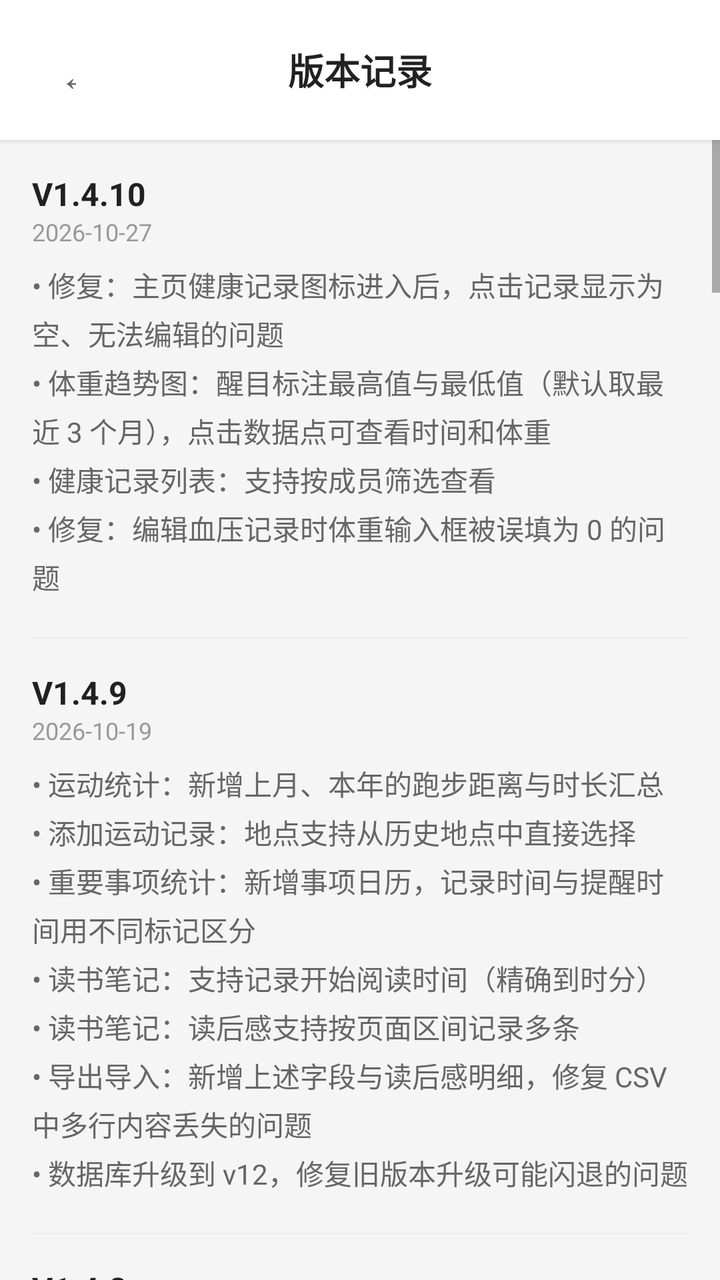
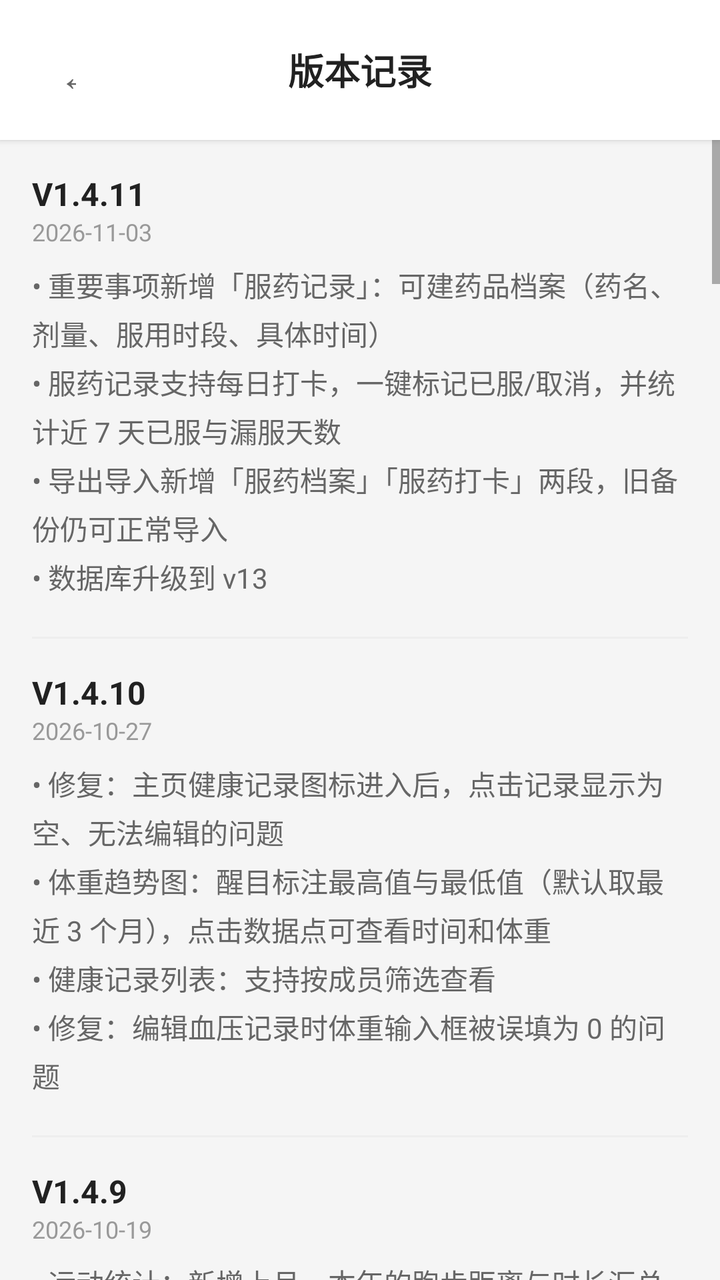

Screens rendered from an Android XML layout before and after an edit, with the pre-edit source and the edit as a unified diff.
<!-- AndroidManifest.xml: application theme Theme.HealthRecorder -->
<!-- res/layout/activity_version_history.xml -->
<?xml version="1.0" encoding="utf-8"?>
<LinearLayout xmlns:android="http://schemas.android.com/apk/res/android"
    android:layout_width="match_parent"
    android:layout_height="match_parent"
    android:orientation="vertical"
    android:background="#F5F5F5">

    
    <LinearLayout
        android:layout_width="match_parent"
        android:layout_height="wrap_content"
        android:orientation="horizontal"
        android:paddingHorizontal="12dp"
        android:paddingVertical="14dp"
        android:background="#FFFFFF"
        android:elevation="2dp"
        android:gravity="center_vertical">
        <Button
            android:id="@+id/btnBack"
            android:layout_width="42dp"
            android:layout_height="42dp"
            android:background="@android:color/transparent"
            android:text="←"
            android:textSize="20sp"
            android:textColor="#666666"/>
        <TextView
            android:layout_width="0dp"
            android:layout_height="wrap_content"
            android:layout_weight="1"
            android:text="版本记录"
            android:textSize="18sp"
            android:textColor="#212121"
            android:textStyle="bold"
            android:gravity="center"/>
        <View
            android:layout_width="42dp"
            android:layout_height="42dp"/>
    </LinearLayout>

    <ScrollView
        android:layout_width="match_parent"
        android:layout_height="match_parent">
        <LinearLayout
            android:layout_width="match_parent"
            android:layout_height="wrap_content"
            android:orientation="vertical"
            android:padding="16dp">

            <TextView
                android:layout_width="wrap_content"
                android:layout_height="wrap_content"
                android:text="V1.4.10"
                android:textSize="16sp"
                android:textColor="#212121"
                android:textStyle="bold"/>
            <TextView
                android:layout_width="wrap_content"
                android:layout_height="wrap_content"
                android:text="2026-10-27"
                android:textSize="12sp"
                android:textColor="#999999"
                android:layout_marginBottom="8dp"/>
            <TextView
                android:layout_width="wrap_content"
                android:layout_height="wrap_content"
                android:text="• 修复：主页健康记录图标进入后，点击记录显示为空、无法编辑的问题\n• 体重趋势图：醒目标注最高值与最低值（默认取最近 3 个月），点击数据点可查看时间和体重\n• 健康记录列表：支持按成员筛选查看\n• 修复：编辑血压记录时体重输入框被误填为 0 的问题"
                android:textSize="14sp"
                android:textColor="#666666"
                android:lineSpacingExtra="4dp"
                android:layout_marginBottom="20dp"/>

            <View
                android:layout_width="match_parent"
                android:layout_height="1dp"
                android:background="#EEEEEE"
                android:layout_marginBottom="16dp"/>

            <TextView
                android:layout_width="wrap_content"
                android:layout_height="wrap_content"
                android:text="V1.4.9"
                android:textSize="16sp"
                android:textColor="#212121"
                android:textStyle="bold"/>
            <TextView
                android:layout_width="wrap_content"
                android:layout_height="wrap_content"
                android:text="2026-10-19"
                android:textSize="12sp"
                android:textColor="#999999"
                android:layout_marginBottom="8dp"/>
            <TextView
                android:layout_width="wrap_content"
                android:layout_height="wrap_content"
                android:text="• 运动统计：新增上月、本年的跑步距离与时长汇总\n• 添加运动记录：地点支持从历史地点中直接选择\n• 重要事项统计：新增事项日历，记录时间与提醒时间用不同标记区分\n• 读书笔记：支持记录开始阅读时间（精确到时分）\n• 读书笔记：读后感支持按页面区间记录多条\n• 导出导入：新增上述字段与读后感明细，修复 CSV 中多行内容丢失的问题\n• 数据库升级到 v12，修复旧版本升级可能闪退的问题"
                android:textSize="14sp"
                android:textColor="#666666"
                android:lineSpacingExtra="4dp"
                android:layout_marginBottom="20dp"/>

            <View
                android:layout_width="match_parent"
                android:layout_height="1dp"
                android:background="#EEEEEE"
                android:layout_marginBottom="16dp"/>

            <TextView
                android:layout_width="wrap_content"
                android:layout_height="wrap_content"
                android:text="V1.4.8"
                android:textSize="16sp"
                android:textColor="#212121"
                android:textStyle="bold"/>
            <TextView
                android:layout_width="wrap_content"
                android:layout_height="wrap_content"
                android:text="2026-09-11"
                android:textSize="12sp"
                android:textColor="#999999"
                android:layout_marginBottom="8dp"/>
            <TextView
                android:layout_width="wrap_content"
                android:layout_height="wrap_content"
                android:text="• 运动统计：移除本周徒步，新增本月跑步总里程与时长汇总\n• 主页趋势图：支持双指缩放高密度数据，点击数据点显示详情\n• 主页日历：点击日期可查看该日所有类型记录详情\n• 日详情页整合健康/运动/刷牙/呼吸/事项/猫咪/读书共7类数据"
                android:textSize="14sp"
                android:textColor="#666666"
                android:lineSpacingExtra="4dp"
                android:layout_marginBottom="20dp"/>

            <View
                android:layout_width="match_parent"
                android:layout_height="1dp"
                android:background="#EEEEEE"
                android:layout_marginBottom="16dp"/>

            <TextView
                android:layout_width="wrap_content"
                android:layout_height="wrap_content"
                android:text="V1.4.7"
                android:textSize="16sp"
                android:textColor="#212121"
                android:textStyle="bold"/>
            <TextView
                android:layout_width="wrap_content"
                android:layout_height="wrap_content"
                android:text="2026-08-04"
                android:textSize="12sp"
                android:textColor="#999999"
                android:layout_marginBottom="8dp"/>
            <TextView
                android:layout_width="wrap_content"
                android:layout_height="wrap_content"
                android:text="• 主页按钮「👥」→「💪 健康记录」，跳转历史健康记录列表\n• 数据管理新增成员管理入口\n• 呼吸打卡右上角菜单改为「📊 统计」\n• 运动/猫咪/刷牙列表页布局修复，解决闪退问题"
                android:textSize="14sp"
                android:textColor="#666666"
                android:lineSpacingExtra="4dp"
                android:layout_marginBottom="20dp"/>

            <View
                android:layout_width="match_parent"
                android:layout_height="1dp"
                android:background="#EEEEEE"
                android:layout_marginBottom="16dp"/>

            <TextView
                android:layout_width="wrap_content"
                android:layout_height="wrap_content"
                android:text="V1.4.6"
                android:textSize="16sp"
                android:textColor="#212121"
                android:textStyle="bold"/>
            <TextView
                android:layout_width="wrap_content"
                android:layout_height="wrap_content"
                android:text="2026-08-03"
                android:textSize="12sp"
                android:textColor="#999999"
                android:layout_marginBottom="8dp"/>
            <TextView
                android:layout_width="wrap_content"
                android:layout_height="wrap_content"
                android:text="• 读书笔记：读完时归档页数和读后感绑定保存，状态切换时自动固化\n• 读书笔记已读卡片显示「读完于第 X 页」及归档读后感\n• 读书笔记新增 📊 数据统计入口（总/在读/已读/想读、均分、总页数）\n• 数据管理新增数据重置功能（双重确认）\n• 数据库升级至 v11"
                android:textSize="14sp"
                android:textColor="#666666"
                android:lineSpacingExtra="4dp"
                android:layout_marginBottom="20dp"/>

            <View
                android:layout_width="match_parent"
                android:layout_height="1dp"
                android:background="#EEEEEE"
                android:layout_marginBottom="16dp"/>

            <TextView
                android:layout_width="wrap_content"
                android:layout_height="wrap_content"
                android:text="V1.4.5"
                android:textSize="16sp"
                android:textColor="#212121"
                android:textStyle="bold"/>
            <TextView
                android:layout_width="wrap_content"
                android:layout_height="wrap_content"
                android:text="2026-08-03"
                android:textSize="12sp"
                android:textColor="#999999"
                android:layout_marginBottom="8dp"/>
            <TextView
                android:layout_width="wrap_content"
                android:layout_height="wrap_content"
                android:text="• 重要事项支持导入（修复解析逻辑：优先级/状态/重复类型支持中文）\n• 读书笔记支持导入（修复解析逻辑：读书状态支持中文）\n• 重要事项列表页新增 📊 统计入口（总事项数、待办/已完成/已取消分布、优先级/重复类型分布）\n• 主页今日健康记录展示上限调整为 3 条"
                android:textSize="14sp"
                android:textColor="#666666"
                android:lineSpacingExtra="4dp"
                android:layout_marginBottom="20dp"/>

            <View
                android:layout_width="match_parent"
                android:layout_height="1dp"
                android:background="#EEEEEE"
                android:layout_marginBottom="16dp"/>

            <TextView
                android:layout_width="wrap_content"
                android:layout_height="wrap_content"
                android:text="V1.4.4"
                android:textSize="16sp"
                android:textColor="#212121"
                android:textStyle="bold"/>
            <TextView
                android:layout_width="wrap_content"
                android:layout_height="wrap_content"
                android:text="2026-07-31"
                android:textSize="12sp"
                android:textColor="#999999"
                android:layout_marginBottom="8dp"/>
            <TextView
                android:layout_width="wrap_content"
                android:layout_height="wrap_content"
                android:text="• 导出/导入支持呼吸打卡、重要事项、读书笔记、猫粮记录（共9种数据段）\n• 猫菜单优化：移除编辑/删除按钮，新增「统计」按钮一键跳转统计页\n• 主页日历最后一排对齐修复\n• 主页体重趋势图兼容修复（ColorOS设备崩溃修复）"
                android:textSize="14sp"
                android:textColor="#666666"
                android:lineSpacingExtra="4dp"
                android:layout_marginBottom="20dp"/>

            <View
                android:layout_width="match_parent"
                android:layout_height="1dp"
                android:background="#EEEEEE"
                android:layout_marginBottom="16dp"/>

            <TextView
                android:layout_width="wrap_content"
                android:layout_height="wrap_content"
                android:text="V1.4.0"
                android:textSize="16sp"
                android:textColor="#212121"
                android:textStyle="bold"/>
            <TextView
                android:layout_width="wrap_content"
                android:layout_height="wrap_content"
                android:text="2026-07-27"
                android:textSize="12sp"
                android:textColor="#999999"
                android:layout_marginBottom="8dp"/>
            <TextView
                android:layout_width="wrap_content"
                android:layout_height="wrap_content"
                android:text="• 新增呼吸打卡模块（呼吸时长、评分星级、打卡模式）\n• 新增重要事项模块（提醒设置、优先级、重复类型）\n• 新增读书笔记模块（阅读进度、星级评分、读书状态）\n• 主页新增体重+运动量趋势曲线图\n• 主页新增日历视图（有数据日期标记绿色圆点）\n• 架构升级：HealthRepository 单例代理全部 CRUD，数据层统一入口"
                android:textSize="14sp"
                android:textColor="#666666"
                android:lineSpacingExtra="4dp"
                android:layout_marginBottom="20dp"/>

            <View
                android:layout_width="match_parent"
                android:layout_height="1dp"
                android:background="#EEEEEE"
                android:layout_marginBottom="16dp"/>

            <TextView
                android:layout_width="wrap_content"
                android:layout_height="wrap_content"
                android:text="V1.3.2"
                android:textSize="16sp"
                android:textColor="#212121"
                android:textStyle="bold"/>
            <TextView
                android:layout_width="wrap_content"
                android:layout_height="wrap_content"
                android:text="2026-07-24"
                android:textSize="12sp"
                android:textColor="#999999"
                android:layout_marginBottom="8dp"/>
            <TextView
                android:layout_width="wrap_content"
                android:layout_height="wrap_content"
                android:text="• 主页历史记录列表 UI 优化：日期改为相对格式（今天/昨天/MM-dd）+ 时间显示、左侧状态色条（绿色正常/橙色偏高/红色异常）、体重 18sp 加粗主视觉、行高收紧\n• 体重等健康数据显示从 1 位小数提升为 2 位小数"
                android:textSize="14sp"
                android:textColor="#666666"
                android:lineSpacingExtra="4dp"
                android:layout_marginBottom="20dp"/>

            <View
                android:layout_width="match_parent"
                android:layout_height="1dp"
                android:background="#EEEEEE"
                android:layout_marginBottom="16dp"/>

            <TextView
                android:layout_width="wrap_content"
                android:layout_height="wrap_content"
                android:text="V1.3.1"
                android:textSize="16sp"
                android:textColor="#212121"
                android:textStyle="bold"/>
            <TextView
                android:layout_width="wrap_content"
                android:layout_height="wrap_content"
                android:text="2026-07-24"
                android:textSize="12sp"
                android:textColor="#999999"
                android:layout_marginBottom="8dp"/>
            <TextView
                android:layout_width="wrap_content"
                android:layout_height="wrap_content"
                android:text="• 修复运动记录添加时提示「保存失败」的BUG（数据库版本号遗漏导致旧库缺少 location 字段）"
                android:textSize="14sp"
                android:textColor="#666666"
                android:lineSpacingExtra="4dp"
                android:layout_marginBottom="20dp"/>

            <View
                android:layout_width="match_parent"
                android:layout_height="1dp"
                android:background="#EEEEEE"
                android:layout_marginBottom="16dp"/>

            <TextView
                android:layout_width="wrap_content"
                android:layout_height="wrap_content"
                android:text="V1.3"
                android:textSize="16sp"
                android:textColor="#212121"
                android:textStyle="bold"/>
            <TextView
                android:layout_width="wrap_content"
                android:layout_height="wrap_content"
                android:text="2026-07-23"
                android:textSize="12sp"
                android:textColor="#999999"
                android:layout_marginBottom="8dp"/>
            <TextView
                android:layout_width="wrap_content"
                android:layout_height="wrap_content"
                android:text="• 主页顶部按钮统一五等分（猫拉屎 / 猫刷牙 / 运动 / 成员 / 版本），文字不换行
• 主页FAB独立可拖拽，绿色50%透明度，拖动不越界消失
• 刷牙统计改为「本月刷牙次数」和「本年累计刷牙」两个汇总卡
• 运动记录新增「运动地点」字段，支持导出和导入"
                android:textSize="14sp"
                android:textColor="#666666"
                android:lineSpacingExtra="4dp"
                android:layout_marginBottom="20dp"/>

            <View
                android:layout_width="match_parent"
                android:layout_height="1dp"
                android:background="#EEEEEE"
                android:layout_marginBottom="16dp"/>

            <TextView
                android:layout_width="wrap_content"
                android:layout_height="wrap_content"
                android:text="V1.2.4.5"
                android:textSize="16sp"
                android:textColor="#212121"
                android:textStyle="bold"/>
            <TextView
                android:layout_width="wrap_content"
                android:layout_height="wrap_content"
                android:text="2026-07-14"
                android:textSize="12sp"
                android:textColor="#999999"
                android:layout_marginBottom="8dp"/>
            <TextView
                android:layout_width="wrap_content"
                android:layout_height="wrap_content"
                android:text="• 刷牙记录支持点击编辑和删除\n• 运动记录支持点击编辑和删除\n• 猫咪如厕新增如厕意愿（如主动叫唤/被动抱走/甩屎）和如厕过程（进盆就拉/进进出出再拉/进盆再逃走）标签\n• 主界面一级菜单改名为「猫拉屎」和「猫刷牙」"
                android:textSize="14sp"
                android:textColor="#666666"
                android:lineSpacingExtra="4dp"
                android:layout_marginBottom="20dp"/>

            <View
                android:layout_width="match_parent"
                android:layout_height="1dp"
                android:background="#EEEEEE"
                android:layout_marginBottom="16dp"/>
            <TextView
                android:layout_width="wrap_content"
                android:layout_height="wrap_content"
                android:text="V1.2.4.4"
                android:textSize="16sp"
                android:textColor="#212121"
                android:textStyle="bold"/>
            <TextView
                android:layout_width="wrap_content"
                android:layout_height="wrap_content"
                android:text="2026-07-13"
                android:textSize="12sp"
                android:textColor="#999999"
                android:layout_marginBottom="8dp"/>
            <TextView
                android:layout_width="wrap_content"
                android:layout_height="wrap_content"
                android:text="• 猫咪如厕记录支持删除（编辑页带确认对话框）"
                android:textSize="14sp"
                android:textColor="#666666"
                android:lineSpacingExtra="4dp"
                android:layout_marginBottom="20dp"/>

            <View
                android:layout_width="match_parent"
                android:layout_height="1dp"
                android:background="#EEEEEE"
                android:layout_marginBottom="16dp"/>

            <TextView
                android:layout_width="wrap_content"
                android:layout_height="wrap_content"
                android:text="V1.2.4.3"
                android:textSize="16sp"
                android:textColor="#212121"
                android:textStyle="bold"/>
            <TextView
                android:layout_width="wrap_content"
                android:layout_height="wrap_content"
                android:text="2026-07-13"
                android:textSize="12sp"
                android:textColor="#999999"
                android:layout_marginBottom="8dp"/>
            <TextView
                android:layout_width="wrap_content"
                android:layout_height="wrap_content"
                android:text="• 猫咪如厕记录列表显示为所属成员（彩色标签）\n• 猫咪如厕记录支持点击编辑修改\n• 修复导入后数量/成员显示问题"
                android:textSize="14sp"
                android:textColor="#666666"
                android:lineSpacingExtra="4dp"
                android:layout_marginBottom="20dp"/>

            <View
                android:layout_width="match_parent"
                android:layout_height="1dp"
                android:background="#EEEEEE"
                android:layout_marginBottom="16dp"/>

            <TextView
                android:layout_width="wrap_content"
                android:layout_height="wrap_content"
                android:text="V1.2.4.2"
                android:textSize="16sp"
                android:textColor="#212121"
                android:textStyle="bold"/>
            <TextView
                android:layout_width="wrap_content"
                android:layout_height="wrap_content"
                android:text="2026-07-13"
                android:textSize="12sp"
                android:textColor="#999999"
                android:layout_marginBottom="8dp"/>
            <TextView
                android:layout_width="wrap_content"
                android:layout_height="wrap_content"
                android:text="• 修复导入数据后猫咪模块闪退（评分标签背景缺失导致空指针）\n• 修复猫咪名显示错误、导入粪便数量丢失"
                android:textSize="14sp"
                android:textColor="#666666"
                android:lineSpacingExtra="4dp"
                android:layout_marginBottom="20dp"/>

            <View
                android:layout_width="match_parent"
                android:layout_height="1dp"
                android:background="#EEEEEE"
                android:layout_marginBottom="16dp"/>

            <TextView
                android:layout_width="wrap_content"
                android:layout_height="wrap_content"
                android:text="V1.2.4.1"
                android:textSize="16sp"
                android:textColor="#212121"
                android:textStyle="bold"/>
            <TextView
                android:layout_width="wrap_content"
                android:layout_height="wrap_content"
                android:text="2026-07-13"
                android:textSize="12sp"
                android:textColor="#999999"
                android:layout_marginBottom="8dp"/>
            <TextView
                android:layout_width="wrap_content"
                android:layout_height="wrap_content"
                android:text="• 修复全新安装后猫咪/刷牙/运动模块闪退问题\n• （onCreate 遗漏建表导致查询失败）"
                android:textSize="14sp"
                android:textColor="#666666"
                android:lineSpacingExtra="4dp"
                android:layout_marginBottom="20dp"/>

            <View
                android:layout_width="match_parent"
                android:layout_height="1dp"
                android:background="#EEEEEE"
                android:layout_marginBottom="16dp"/>

            <TextView
                android:layout_width="wrap_content"
                android:layout_height="wrap_content"
                android:text="V1.2.4"
                android:textSize="16sp"
                android:textColor="#212121"
                android:textStyle="bold"/>
            <TextView
                android:layout_width="wrap_content"
                android:layout_height="wrap_content"
                android:text="2026-07-13"
                android:textSize="12sp"
                android:textColor="#999999"
                android:layout_marginBottom="8dp"/>
            <TextView
                android:layout_width="wrap_content"
                android:layout_height="wrap_content"
                android:text="• 修复数据库升级顺序导致的闪退问题\n• 数据导入/导出支持猫咪/刷牙/运动记录\n• 向前兼容旧版备份文件"
                android:textSize="14sp"
                android:textColor="#666666"
                android:lineSpacingExtra="4dp"
                android:layout_marginBottom="20dp"/>

            <View
                android:layout_width="match_parent"
                android:layout_height="1dp"
                android:background="#EEEEEE"
                android:layout_marginBottom="16dp"/>

            <TextView
                android:layout_width="wrap_content"
                android:layout_height="wrap_content"
                android:text="V1.2.3"
                android:textSize="16sp"
                android:textColor="#212121"
                android:textStyle="bold"/>
            <TextView
                android:layout_width="wrap_content"
                android:layout_height="wrap_content"
                android:text="2026-07-13"
                android:textSize="12sp"
                android:textColor="#999999"
                android:layout_marginBottom="8dp"/>
            <TextView
                android:layout_width="wrap_content"
                android:layout_height="wrap_content"
                android:text="• 猫咪如厕记录新增粪便数量指标\n• 主页右上角新增版本记录入口"
                android:textSize="14sp"
                android:textColor="#666666"
                android:lineSpacingExtra="4dp"
                android:layout_marginBottom="20dp"/>

            <View
                android:layout_width="match_parent"
                android:layout_height="1dp"
                android:background="#EEEEEE"
                android:layout_marginBottom="16dp"/>

            <TextView
                android:layout_width="wrap_content"
                android:layout_height="wrap_content"
                android:text="V1.2.2"
                android:textSize="16sp"
                android:textColor="#212121"
                android:textStyle="bold"/>
            <TextView
                android:layout_width="wrap_content"
                android:layout_height="wrap_content"
                android:text="2026-07-13"
                android:textSize="12sp"
                android:textColor="#999999"
                android:layout_marginBottom="8dp"/>
            <TextView
                android:layout_width="wrap_content"
                android:layout_height="wrap_content"
                android:text="• 猫咪记录改用成员选择\n• 新增如厕统计页面（距上次天数、间隔统计、评分分布）"
                android:textSize="14sp"
                android:textColor="#666666"
                android:lineSpacingExtra="4dp"
                android:layout_marginBottom="20dp"/>

            <View
                android:layout_width="match_parent"
                android:layout_height="1dp"
                android:background="#EEEEEE"
                android:layout_marginBottom="16dp"/>

            <TextView
                android:layout_width="wrap_content"
                android:layout_height="wrap_content"
                android:text="V1.2"
                android:textSize="16sp"
                android:textColor="#212121"
                android:textStyle="bold"/>
            <TextView
                android:layout_width="wrap_content"
                android:layout_height="wrap_content"
                android:text="2026-07-08"
                android:textSize="12sp"
                android:textColor="#999999"
                android:layout_marginBottom="8dp"/>
            <TextView
                android:layout_width="wrap_content"
                android:layout_height="wrap_content"
                android:text="• 新增猫咪如厕记录模块\n• 新增刷牙记录模块\n• 新增运动记录模块\n• 数据管理：导出/导入支持双段格式"
                android:textSize="14sp"
                android:textColor="#666666"
                android:lineSpacingExtra="4dp"
                android:layout_marginBottom="20dp"/>

            <View
                android:layout_width="match_parent"
                android:layout_height="1dp"
                android:background="#EEEEEE"
                android:layout_marginBottom="16dp"/>

            <TextView
                android:layout_width="wrap_content"
                android:layout_height="wrap_content"
                android:text="V1.1"
                android:textSize="16sp"
                android:textColor="#212121"
                android:textStyle="bold"/>
            <TextView
                android:layout_width="wrap_content"
                android:layout_height="wrap_content"
                android:text="2026-07-08"
                android:textSize="12sp"
                android:textColor="#999999"
                android:layout_marginBottom="8dp"/>
            <TextView
                android:layout_width="wrap_content"
                android:layout_height="wrap_content"
                android:text="• 多用户支持（成员管理、颜色标签）\n• 体重精度提升至小数点后两位\n• 数据导入/导出功能"
                android:textSize="14sp"
                android:textColor="#666666"
                android:lineSpacingExtra="4dp"
                android:layout_marginBottom="20dp"/>

            <View
                android:layout_width="match_parent"
                android:layout_height="1dp"
                android:background="#EEEEEE"
                android:layout_marginBottom="16dp"/>

            <TextView
                android:layout_width="wrap_content"
                android:layout_height="wrap_content"
                android:text="V1.0"
                android:textSize="16sp"
                android:textColor="#212121"
                android:textStyle="bold"/>
            <TextView
                android:layout_width="wrap_content"
                android:layout_height="wrap_content"
                android:text="2026-07-03"
                android:textSize="12sp"
                android:textColor="#999999"
                android:layout_marginBottom="8dp"/>
            <TextView
                android:layout_width="wrap_content"
                android:layout_height="wrap_content"
                android:text="• 健康记录基础功能（体重、血压）\n• 图表统计\n• 数据导出"
                android:textSize="14sp"
                android:textColor="#666666"
                android:lineSpacingExtra="4dp"/>

        </LinearLayout>
    </ScrollView>
</LinearLayout>
<!-- resources referenced by this layout -->
<resources>
  <style name="Theme.HealthRecorder" parent="Theme.MaterialComponents.Light.DarkActionBar">
          
          <item name="colorPrimary">@color/purple_500</item>
          <item name="colorPrimaryVariant">@color/purple_700</item>
          <item name="colorOnPrimary">@color/white</item>
          
          
          <item name="colorSecondary">@color/teal_200</item>
          <item name="colorSecondaryVariant">@color/teal_700</item>
          <item name="colorOnSecondary">@color/black</item>
          
          
          <item name="android:statusBarColor">?attr/colorPrimaryVariant</item>
          
          
      </style>
  <color name="purple_500">#9C27B0</color>
  <color name="purple_700">#7B1FA2</color>
  <color name="white">#FFFFFF</color>
  <color name="teal_200">#80CBC4</color>
  <color name="teal_700">#00796B</color>
  <color name="black">#000000</color>
</resources>

<!-- the commit's change to res/layout/activity_version_history.xml (unified diff, before → after) -->
@@ -49,6 +49,35 @@
             <TextView
                 android:layout_width="wrap_content"
                 android:layout_height="wrap_content"
+                android:text="V1.4.11"
+                android:textSize="16sp"
+                android:textColor="#212121"
+                android:textStyle="bold"/>
+            <TextView
+                android:layout_width="wrap_content"
+                android:layout_height="wrap_content"
+                android:text="2026-11-03"
+                android:textSize="12sp"
+                android:textColor="#999999"
+                android:layout_marginBottom="8dp"/>
+            <TextView
+                android:layout_width="wrap_content"
+                android:layout_height="wrap_content"
+                android:text="• 重要事项新增「服药记录」：可建药品档案（药名、剂量、服用时段、具体时间）\n• 服药记录支持每日打卡，一键标记已服/取消，并统计近 7 天已服与漏服天数\n• 导出导入新增「服药档案」「服药打卡」两段，旧备份仍可正常导入\n• 数据库升级到 v13"
+                android:textSize="14sp"
+                android:textColor="#666666"
+                android:lineSpacingExtra="4dp"
+                android:layout_marginBottom="20dp"/>
+
+            <View
+                android:layout_width="match_parent"
+                android:layout_height="1dp"
+                android:background="#EEEEEE"
+                android:layout_marginBottom="16dp"/>
+
+            <TextView
+                android:layout_width="wrap_content"
+                android:layout_height="wrap_content"
                 android:text="V1.4.10"
                 android:textSize="16sp"
                 android:textColor="#212121"
